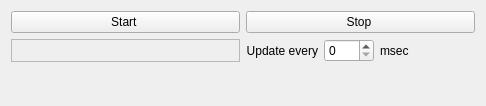
Above: Modules/IGTUI/Qmitk/QmitkUpdateTimerWidgetControls.ui from MITK/MITK before the change. Below: the same form after it.
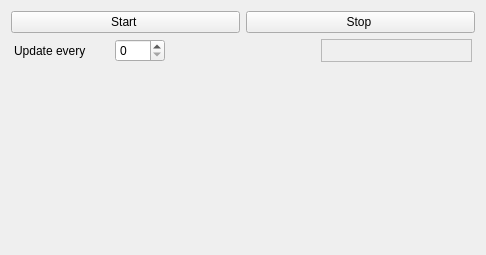
That is the form after the change.

Commit message: ADD (#4211): Added tool distance widget (for toolpairnavigation) to IGTUI and made changes to UpdateTimerWidget

```diff
--- a/Modules/IGTUI/Qmitk/QmitkUpdateTimerWidgetControls.ui
+++ b/Modules/IGTUI/Qmitk/QmitkUpdateTimerWidgetControls.ui
@@ -7,7 +7,7 @@
     <x>0</x>
     <y>0</y>
     <width>486</width>
-    <height>106</height>
+    <height>255</height>
    </rect>
   </property>
   <property name="windowTitle">
@@ -43,50 +43,27 @@
    </item>
    <item>
     <layout class="QHBoxLayout" name="horizontalLayout_2">
+     <property name="spacing">
+      <number>3</number>
+     </property>
      <property name="sizeConstraint">
-      <enum>QLayout::SetFixedSize</enum>
+      <enum>QLayout::SetDefaultConstraint</enum>
      </property>
+     <property name="leftMargin">
+      <number>3</number>
+     </property>
+     <property name="rightMargin">
+      <number>3</number>
+     </property>
      <item>
-      <layout class="QHBoxLayout" name="horizontalLayout_5">
-       <item>
-        <widget class="QLabel" name="m_NavigationStateLbl">
-         <property name="minimumSize">
-          <size>
-           <width>0</width>
-           <height>20</height>
-          </size>
-         </property>
-         <property name="autoFillBackground">
-          <bool>true</bool>
-         </property>
-         <property name="frameShape">
-          <enum>QFrame::StyledPanel</enum>
-         </property>
-         <property name="frameShadow">
-          <enum>QFrame::Plain</enum>
-         </property>
-         <property name="text">
-          <string/>
-         </property>
-         <property name="alignment">
-          <set>Qt::AlignCenter</set>
-         </property>
-        </widget>
-       </item>
-      </layout>
-     </item>
-     <item>
-      <layout class="QHBoxLayout" name="horizontalLayout_10">
-       <property name="sizeConstraint">
-        <enum>QLayout::SetFixedSize</enum>
-       </property>
+      <layout class="QHBoxLayout" name="horizontalLayout_3">
        <item>
         <widget class="QLabel" name="m_UpdatesInMsecLbl">
          <property name="text">
           <string>Update every</string>
          </property>
          <property name="alignment">
-          <set>Qt::AlignRight|Qt::AlignTrailing|Qt::AlignVCenter</set>
+          <set>Qt::AlignLeading|Qt::AlignLeft|Qt::AlignVCenter</set>
          </property>
         </widget>
        </item>
@@ -98,39 +75,51 @@
            <height>16777215</height>
           </size>
          </property>
+         <property name="alignment">
+          <set>Qt::AlignLeading|Qt::AlignLeft|Qt::AlignVCenter</set>
+         </property>
          <property name="maximum">
           <number>1000</number>
          </property>
         </widget>
        </item>
-       <item>
-        <widget class="QLabel" name="m_UpdatesInMsecUnitLbl">
-         <property name="maximumSize">
-          <size>
-           <width>30</width>
-           <height>16777215</height>
-          </size>
-         </property>
-         <property name="text">
-          <string>msec</string>
-         </property>
-         <property name="alignment">
-          <set>Qt::AlignLeading|Qt::AlignLeft|Qt::AlignVCenter</set>
-         </property>
-        </widget>
-       </item>
-       <item>
-        <widget class="QLabel" name="m_FrameRateLbl">
-         <property name="text">
-          <string/>
-         </property>
-         <property name="alignment">
-          <set>Qt::AlignRight|Qt::AlignTrailing|Qt::AlignVCenter</set>
-         </property>
-        </widget>
-       </item>
       </layout>
      </item>
+     <item>
+      <widget class="QLabel" name="m_FrameRateLbl">
+       <property name="text">
+        <string/>
+       </property>
+       <property name="alignment">
+        <set>Qt::AlignLeading|Qt::AlignLeft|Qt::AlignVCenter</set>
+       </property>
+      </widget>
+     </item>
+     <item>
+      <widget class="QLabel" name="m_NavigationStateLbl">
+       <property name="minimumSize">
+        <size>
+         <width>0</width>
+         <height>20</height>
+        </size>
+       </property>
+       <property name="autoFillBackground">
+        <bool>true</bool>
+       </property>
+       <property name="frameShape">
+        <enum>QFrame::StyledPanel</enum>
+       </property>
+       <property name="frameShadow">
+        <enum>QFrame::Plain</enum>
+       </property>
+       <property name="text">
+        <string/>
+       </property>
+       <property name="alignment">
+        <set>Qt::AlignCenter</set>
+       </property>
+      </widget>
+     </item>
     </layout>
    </item>
    <item>
```
The commit also changes 6 other files.
